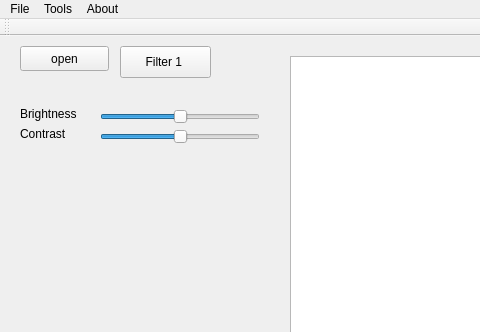
Qt form view.ui (yang-han/GraphicsEditor) before a commit; both pictures show x 0 to 480 and y 0 to 332 of the 971 by 674 pixel window.
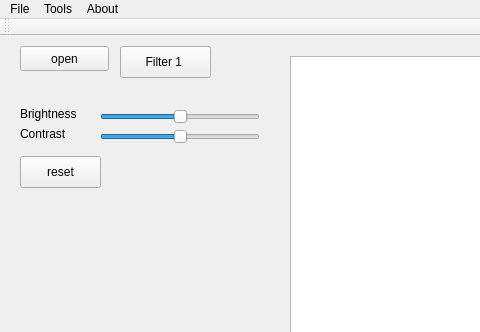
The same form after that commit.

Commit message: add function: reset

What changed in the file:
```diff
--- a/view.ui
+++ b/view.ui
@@ -151,6 +151,19 @@
      <string>Filter 1 </string>
     </property>
    </widget>
+   <widget class="QPushButton" name="reset">
+    <property name="geometry">
+     <rect>
+      <x>20</x>
+      <y>120</y>
+      <width>81</width>
+      <height>32</height>
+     </rect>
+    </property>
+    <property name="text">
+     <string>reset</string>
+    </property>
+   </widget>
   </widget>
   <widget class="QMenuBar" name="menuBar">
    <property name="geometry">
```
The commit also changes 4 other files.
